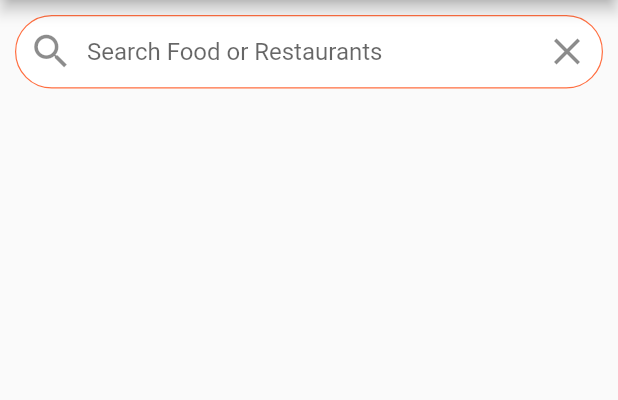
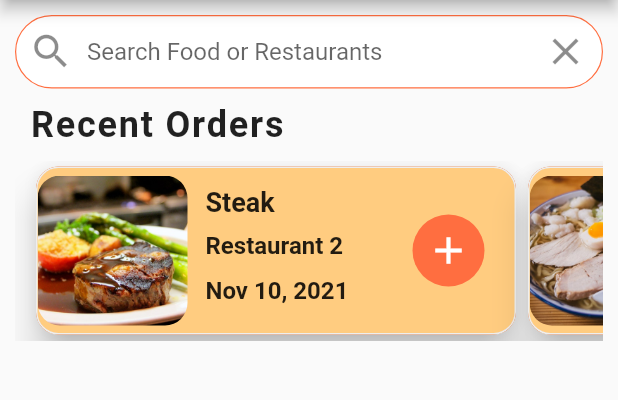
Before and after one commit to devesh0605/foodDeliveryUI, a Flutter app: the screen it shows after launch, on a phone screen of 412 x 824 dp, the part 84-484 px from its top. Run offline on Flutter 3.47's test engine with Material 2 defaults, Android fonts, the phone set to English and light mode, and no system bars.

Commit message:
custom listiles

```diff
--- a/lib/screen/home_screen.dart
+++ b/lib/screen/home_screen.dart
@@ -1,5 +1,6 @@
 import 'package:flutter/material.dart';
 import 'package:flutter_meal_ui/data/data.dart';
+import 'package:flutter_meal_ui/widgets/recent_orders.dart';
 
 class HomeScreen extends StatefulWidget {
   @override
@@ -42,9 +43,12 @@ class _HomeScreenState extends State<HomeScreen> {
                       contentPadding: EdgeInsets.symmetric(vertical: 15.0),
                       suffixIcon: IconButton(
                           onPressed: () {},
-                          icon: Icon(
-                            Icons.clear,
-                            size: 30.0,
+                          icon: Padding(
+                            padding: const EdgeInsets.fromLTRB(0, 0, 10, 0),
+                            child: Icon(
+                              Icons.clear,
+                              size: 30.0,
+                            ),
                           )),
                       focusColor: Colors.blue,
                       prefixIcon: Icon(
@@ -74,7 +78,8 @@ class _HomeScreenState extends State<HomeScreen> {
                       ),
                     ),
                   ),
-                )
+                ),
+                RecentOrders(),
               ]
             : [
                 Row(
@@ -117,6 +122,7 @@ class _HomeScreenState extends State<HomeScreen> {
                     Expanded(flex: 1, child: Container())
                   ],
                 ),
+                RecentOrders(),
               ],
       ),
     );
--- /dev/null
+++ b/lib/widgets/recent_orders.dart
@@ -0,0 +1,146 @@
+import 'package:flutter/material.dart';
+import 'package:flutter_meal_ui/data/data.dart';
+import 'package:flutter_meal_ui/models/order.dart';
+
+class RecentOrders extends StatelessWidget {
+  Widget _buildRecentOrders(BuildContext context, Order order) {
+    return MediaQuery.removePadding(
+      context: context,
+      child: Card(
+        color: Colors.orange[900],
+        shape: RoundedRectangleBorder(
+          borderRadius: BorderRadius.circular(15.0),
+        ),
+        elevation: 10,
+        child: Container(
+          width: 320,
+          //margin: EdgeInsets.all(10.0),
+          decoration: BoxDecoration(
+            color: Colors.orange[200],
+            borderRadius: BorderRadius.circular(15.0),
+            border: Border.all(width: 1.0, color: Colors.grey[200]),
+          ),
+          child: Row(
+            mainAxisAlignment: MainAxisAlignment.spaceBetween,
+            children: [
+              Expanded(
+                child: Row(
+                  children: [
+                    ClipRRect(
+                      borderRadius: BorderRadius.circular(15.0),
+                      child: Image(
+                        height: 100.0,
+                        width: 100.0,
+                        fit: BoxFit.cover,
+                        image: AssetImage(order.food.imageUrl),
+                      ),
+                    ),
+                    Expanded(
+                      child: Container(
+                        margin: const EdgeInsets.all(12.0),
+                        child: Column(
+                          crossAxisAlignment: CrossAxisAlignment.start,
+                          mainAxisAlignment: MainAxisAlignment.center,
+                          children: [
+                            Expanded(
+                              child: Text(
+                                order.food.name,
+                                style: TextStyle(
+                                  fontSize: 18.0,
+                                  fontWeight: FontWeight.bold,
+                                ),
+                                overflow: TextOverflow.ellipsis,
+                              ),
+                            ),
+                            SizedBox(
+                              height: 4.0,
+                            ),
+                            Expanded(
+                              child: Text(
+                                order.restaurant.name,
+                                style: TextStyle(
+                                  fontWeight: FontWeight.w600,
+                                  fontSize: 16.0,
+                                ),
+                                overflow: TextOverflow.ellipsis,
+                              ),
+                            ),
+                            SizedBox(
+                              height: 4.0,
+                            ),
+                            Expanded(
+                              child: Text(
+                                order.date,
+                                overflow: TextOverflow.ellipsis,
+                                style: TextStyle(
+                                  fontWeight: FontWeight.w600,
+                                  fontSize: 16.0,
+                                ),
+                              ),
+                            ),
+                          ],
+                        ),
+                      ),
+                    ),
+                  ],
+                ),
+              ),
+              Container(
+                margin: EdgeInsets.only(right: 20.0),
+                width: 48.0,
+                decoration: BoxDecoration(
+                    color: Theme.of(context).primaryColor,
+                    borderRadius: BorderRadius.circular(30.0)),
+                child: IconButton(
+                  icon: Icon(Icons.add),
+                  iconSize: 30.0,
+                  color: Colors.white,
+                  onPressed: () {},
+                ),
+              )
+            ],
+          ),
+        ),
+      ),
+    );
+  }
+
+  @override
+  Widget build(BuildContext context) {
+    return Column(
+      crossAxisAlignment: CrossAxisAlignment.start,
+      children: [
+        Padding(
+          padding: EdgeInsets.symmetric(horizontal: 20.0),
+          child: Text(
+            'Recent Orders',
+            style: TextStyle(
+              letterSpacing: 1.2,
+              fontWeight: FontWeight.w600,
+              fontSize: 24.0,
+            ),
+          ),
+        ),
+        Padding(
+          padding: const EdgeInsets.all(10.0),
+          child: Container(
+            height: 120.0,
+            // color: Colors.blue,
+            child: Container(
+              child: ListView.builder(
+                physics: BouncingScrollPhysics(),
+                padding: EdgeInsets.only(left: 10.0),
+                scrollDirection: Axis.horizontal,
+                itemCount: currentUser.orders.length,
+                itemBuilder: (context, index) {
+                  Order order = currentUser.orders[index];
+                  return _buildRecentOrders(context, order);
+                },
+              ),
+            ),
+          ),
+        )
+      ],
+    );
+  }
+}
```
